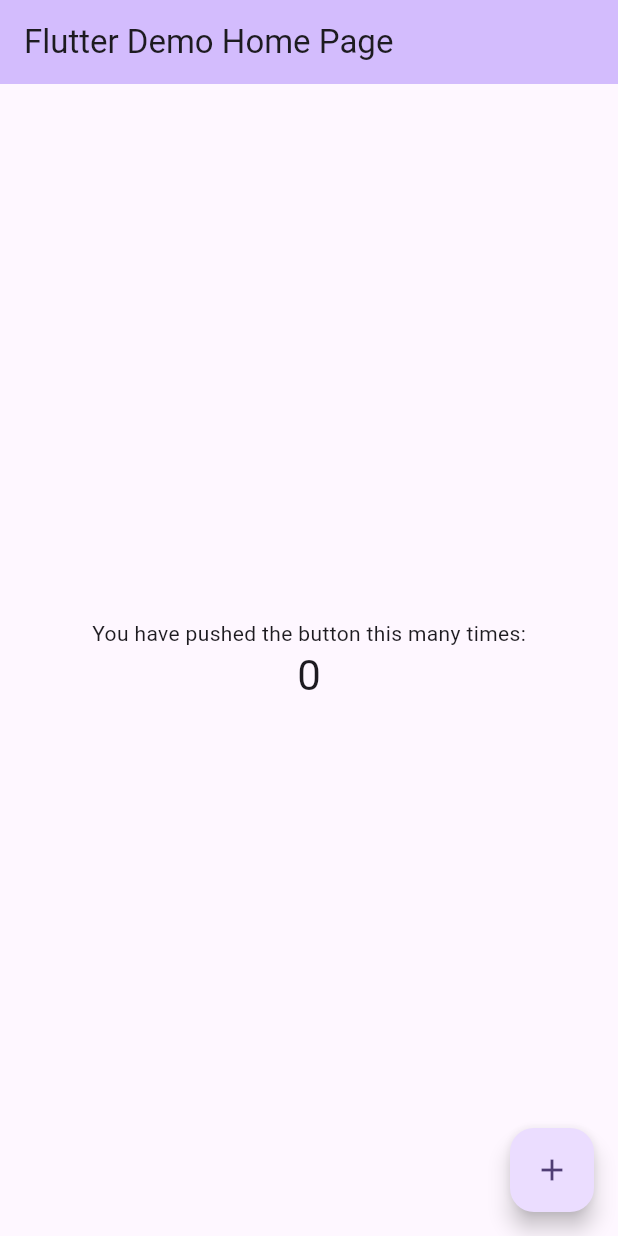
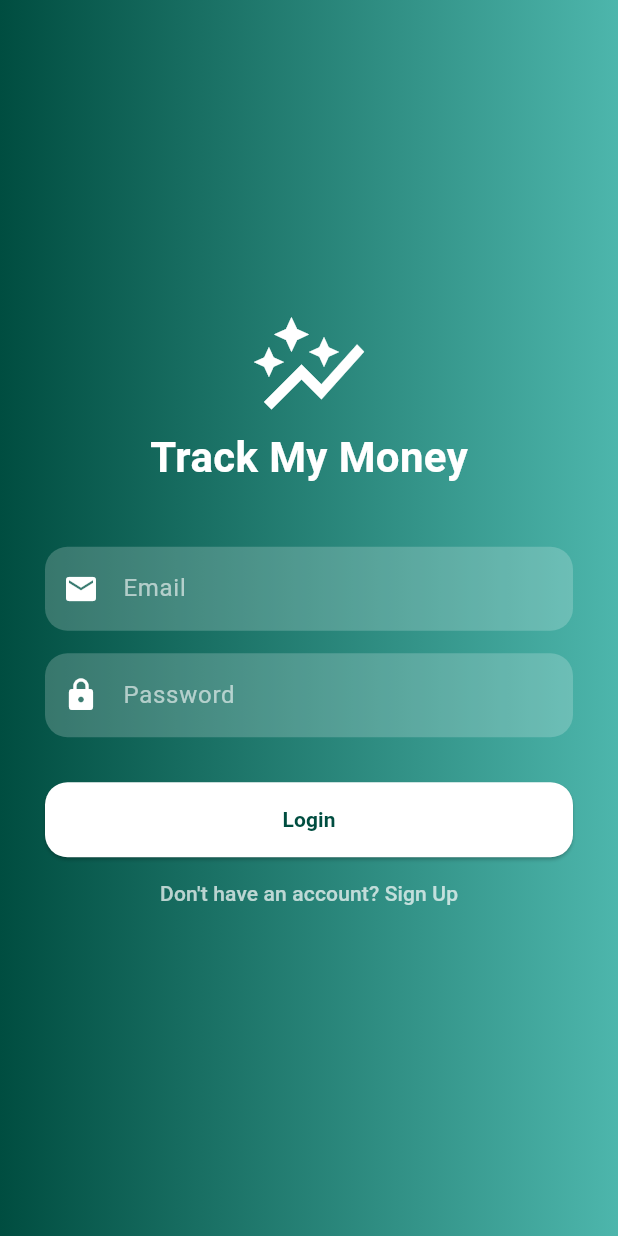
Before and after one commit to tanvir3210/Track-My-Money, a Flutter app: the screen it shows after launch, on a phone screen of 412 x 824 dp. Run offline on Flutter 3.47's test engine with Material 3 defaults, Android fonts, the phone set to English and light mode, and no system bars.

Commit message:
Added  Login and Signup UI with navigation

```diff
--- /dev/null
+++ b/lib/login_screen.dart
@@ -0,0 +1,63 @@
+import 'package:flutter/material.dart';
+import 'signup_screen.dart';
+
+class LoginScreen extends StatelessWidget {
+  const LoginScreen({super.key});
+
+  @override
+  Widget build(BuildContext context) {
+    return Scaffold(
+      body: Container(
+        padding: const EdgeInsets.symmetric(horizontal: 30),
+        width: double.infinity,
+        decoration: const BoxDecoration(
+          gradient: LinearGradient(colors: [Color(0xFF004D40), Color(0xFF4DB6AC)]),
+        ),
+        child: Column(
+          mainAxisAlignment: MainAxisAlignment.center,
+          children: [
+            const Icon(Icons.auto_graph, size: 80, color: Colors.white),
+            const Text("Track My Money", style: TextStyle(fontSize: 28, fontWeight: FontWeight.bold, color: Colors.white)),
+            const SizedBox(height: 40),
+            _input("Email", Icons.email, false),
+            const SizedBox(height: 15),
+            _input("Password", Icons.lock, true),
+            const SizedBox(height: 30),
+            ElevatedButton(
+              onPressed: () {
+
+              },
+              style: ElevatedButton.styleFrom(
+                backgroundColor: Colors.white,
+                minimumSize: const Size(double.infinity, 50),
+                shape: RoundedRectangleBorder(borderRadius: BorderRadius.circular(15)),
+              ),
+              child: const Text("Login", style: TextStyle(color: Color(0xFF004D40), fontWeight: FontWeight.bold)),
+            ),
+            TextButton(
+                onPressed: () {
+                  Navigator.push(context, MaterialPageRoute(builder: (context) => const SignupScreen()));
+                },
+                child: const Text("Don't have an account? Sign Up", style: TextStyle(color: Colors.white70))
+            ),
+          ],
+        ),
+      ),
+    );
+  }
+
+  Widget _input(String hint, IconData icon, bool pass) {
+    return TextField(
+      obscureText: pass,
+      style: const TextStyle(color: Colors.white),
+      decoration: InputDecoration(
+        hintText: hint,
+        hintStyle: const TextStyle(color: Colors.white60),
+        prefixIcon: Icon(icon, color: Colors.white),
+        filled: true,
+        fillColor: Colors.white.withOpacity(0.2),
+        border: OutlineInputBorder(borderRadius: BorderRadius.circular(15), borderSide: BorderSide.none),
+      ),
+    );
+  }
+}
--- a/lib/main.dart
+++ b/lib/main.dart
@@ -1,4 +1,5 @@
 import 'package:flutter/material.dart';
+import 'login_screen.dart';
 
 void main() {
   runApp(const MyApp());
@@ -7,116 +8,17 @@ void main() {
 class MyApp extends StatelessWidget {
   const MyApp({super.key});
 
-  // This widget is the root of your application.
   @override
   Widget build(BuildContext context) {
     return MaterialApp(
-      title: 'Flutter Demo',
+      debugShowCheckedModeBanner: false,
+      title: 'Track My Money',
       theme: ThemeData(
-        // This is the theme of your application.
-        //
-        // TRY THIS: Try running your application with "flutter run". You'll see
-        // the application has a purple toolbar. Then, without quitting the app,
-        // try changing the seedColor in the colorScheme below to Colors.green
-        // and then invoke "hot reload" (save your changes or press the "hot
-        // reload" button in a Flutter-supported IDE, or press "r" if you used
-        // the command line to start the app).
-        //
-        // Notice that the counter didn't reset back to zero; the application
-        // state is not lost during the reload. To reset the state, use hot
-        // restart instead.
-        //
-        // This works for code too, not just values: Most code changes can be
-        // tested with just a hot reload.
-        colorScheme: .fromSeed(seedColor: Colors.deepPurple),
+        primarySwatch: Colors.teal,
+        useMaterial3: true,
       ),
-      home: const MyHomePage(title: 'Flutter Demo Home Page'),
+
+      home: const LoginScreen(),
     );
   }
 }
-
-class MyHomePage extends StatefulWidget {
-  const MyHomePage({super.key, required this.title});
-
-  // This widget is the home page of your application. It is stateful, meaning
-  // that it has a State object (defined below) that contains fields that affect
-  // how it looks.
-
-  // This class is the configuration for the state. It holds the values (in this
-  // case the title) provided by the parent (in this case the App widget) and
-  // used by the build method of the State. Fields in a Widget subclass are
-  // always marked "final".
-
-  final String title;
-
-  @override
-  State<MyHomePage> createState() => _MyHomePageState();
-}
-
-class _MyHomePageState extends State<MyHomePage> {
-  int _counter = 0;
-
-  void _incrementCounter() {
-    setState(() {
-      // This call to setState tells the Flutter framework that something has
-      // changed in this State, which causes it to rerun the build method below
-      // so that the display can reflect the updated values. If we changed
-      // _counter without calling setState(), then the build method would not be
-      // called again, and so nothing would appear to happen.
-      _counter++;
-    });
-  }
-
-  @override
-  Widget build(BuildContext context) {
-    // This method is rerun every time setState is called, for instance as done
-    // by the _incrementCounter method above.
-    //
-    // The Flutter framework has been optimized to make rerunning build methods
-    // fast, so that you can just rebuild anything that needs updating rather
-    // than having to individually change instances of widgets.
-    return Scaffold(
-      appBar: AppBar(
-        // TRY THIS: Try changing the color here to a specific color (to
-        // Colors.amber, perhaps?) and trigger a hot reload to see the AppBar
-        // change color while the other colors stay the same.
-        backgroundColor: Theme.of(context).colorScheme.inversePrimary,
-        // Here we take the value from the MyHomePage object that was created by
-        // the App.build method, and use it to set our appbar title.
-        title: Text(widget.title),
-      ),
-      body: Center(
-        // Center is a layout widget. It takes a single child and positions it
-        // in the middle of the parent.
-        child: Column(
-          // Column is also a layout widget. It takes a list of children and
-          // arranges them vertically. By default, it sizes itself to fit its
-          // children horizontally, and tries to be as tall as its parent.
-          //
-          // Column has various properties to control how it sizes itself and
-          // how it positions its children. Here we use mainAxisAlignment to
-          // center the children vertically; the main axis here is the vertical
-          // axis because Columns are vertical (the cross axis would be
-          // horizontal).
-          //
-          // TRY THIS: Invoke "debug painting" (choose the "Toggle Debug Paint"
-          // action in the IDE, or press "p" in the console), to see the
-          // wireframe for each widget.
-          mainAxisAlignment: .center,
-          children: [
-            const Text('You have pushed the button this many times:'),
-            Text(
-              '$_counter',
-              style: Theme.of(context).textTheme.headlineMedium,
-            ),
-          ],
-        ),
-      ),
-      floatingActionButton: FloatingActionButton(
-        onPressed: _incrementCounter,
-        tooltip: 'Increment',
-        child: const Icon(Icons.add),
-      ),
-    );
-  }
-}
```
Also changed, not shown: lib/signup_screen.dart (added, +61 -0 lines), 64 other files.
